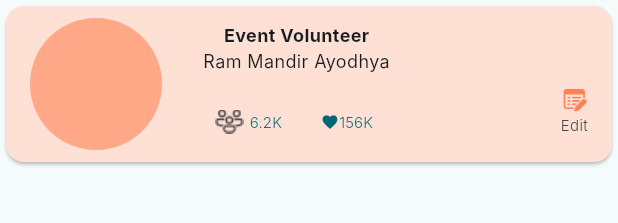
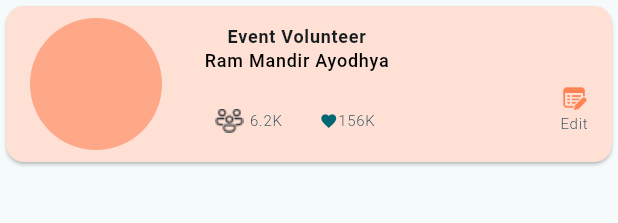
Before and after one commit to Mithun-18/flutter_tutorial, a Flutter app: the CommunityCardLg widget shown alone on an empty page, opened directly, on a phone screen of 412 x 824 dp. Shown: the top 223 px of the screen. Run offline on Flutter 3.47's test engine with Material 3 defaults, Android fonts, the phone set to English and light mode, and no system bars; Roboto replaces fonts that are missing (Inter).

Commit message:
style applied

```diff
--- a/lib/temple view/community_card_lg.dart
+++ b/lib/temple view/community_card_lg.dart
@@ -24,16 +24,16 @@ class CommunityCardLg extends StatelessWidget {
                   mainAxisAlignment: MainAxisAlignment.center,
                   children: [
                     const SizedBox(height: 8),
-                    _renderCommunityName(),
-                    _renderTempleName(),
+                    _renderCommunityName(context),
+                    _renderTempleName(context),
                     const SizedBox(height: 8),
-                    _renderFooter(),
+                    _renderFooter(context),
                   ],
                 )
               ],
             ),
           ),
-          Positioned(bottom: 18, right: 16, child: _renderEditButton())
+          Positioned(bottom: 18, right: 16, child: _renderEditButton(context))
         ],
       ),
     );
@@ -46,23 +46,22 @@ class CommunityCardLg extends StatelessWidget {
         child: CircleAvatar(backgroundColor: AppColors.lightSalmon));
   }
 
-  Widget _renderCommunityName() {
-    return const Text(
+  Widget _renderCommunityName(BuildContext context) {
+    return Text(
       "Event Volunteer",
-      style: TextStyle(
-          fontFamily: "Inter", fontWeight: FontWeight.w700, fontSize: 12.0),
+      style: Theme.of(context).textTheme.titleSmall!.copyWith(fontSize: 12.0),
     );
   }
 
-  Widget _renderTempleName() {
-    return const Text(
-      "Ram Mandir Ayodhya",
-      style: TextStyle(
-          fontFamily: "Inter", fontWeight: FontWeight.w400, fontSize: 12.0),
-    );
+  Widget _renderTempleName(BuildContext context) {
+    return Text("Ram Mandir Ayodhya",
+        style: Theme.of(context)
+            .textTheme
+            .labelMedium!
+            .copyWith(color: Colors.black));
   }
 
-  Widget _renderFooter() {
+  Widget _renderFooter(BuildContext context) {
     return Row(
       mainAxisAlignment: MainAxisAlignment.spaceBetween,
       children: [
@@ -74,45 +73,29 @@ class CommunityCardLg extends StatelessWidget {
                 const SizedBox(
                   width: 4.0,
                 ),
-                const Text(
-                  "6.2K",
-                  style: TextStyle(
-                      fontFamily: "Inter",
-                      fontWeight: FontWeight.w300,
-                      fontSize: 10.0),
-                ),
+                Text("6.2K", style: Theme.of(context).textTheme.labelSmall),
               ],
             )),
         TextButton(
             onPressed: () {},
-            child: const Row(
+            child: Row(
               children: [
-                Icon(
+                const Icon(
                   Icons.favorite,
                   size: 12.0,
                 ),
-                Text(
-                  "156K",
-                  style: TextStyle(
-                      fontFamily: "Inter",
-                      fontWeight: FontWeight.w300,
-                      fontSize: 10.0),
-                ),
+                Text("156K", style: Theme.of(context).textTheme.labelSmall),
               ],
             ))
       ],
     );
   }
 
-  Widget _renderEditButton() {
+  Widget _renderEditButton(BuildContext context) {
     return Column(mainAxisAlignment: MainAxisAlignment.end, children: [
       SizedBox(
           width: 18.0, height: 20.0, child: Image.asset("assets/edit.png")),
-      const Text(
-        "Edit",
-        style: TextStyle(
-            fontFamily: "Inter", fontWeight: FontWeight.w300, fontSize: 10.0),
-      )
+      Text("Edit", style: Theme.of(context).textTheme.labelSmall)
     ]);
   }
 }
--- a/lib/theme/app_theme.dart
+++ b/lib/theme/app_theme.dart
@@ -43,6 +43,11 @@ class AppTheme {
           fontWeight: FontWeight.w500,
           fontSize: 12,
           color: AppColors.white,
+        ),
+        labelSmall: TextStyle(
+          fontWeight: FontWeight.w300,
+          fontSize: 10,
+          color: AppColors.charcoal,
         )),
     cardTheme: CardTheme(color: AppColors.white),
     elevatedButtonTheme: ElevatedButtonThemeData(
```
Also changed, not shown: lib/temple view/community_card_sm.dart (+17 -24 lines).
